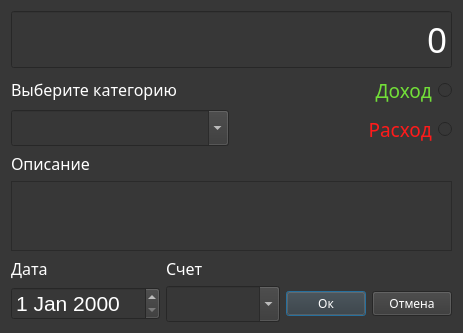
First picture: the form in ui/dialogs/transaction_add.ui, repository Protocs/OkayMoney, before the edit.
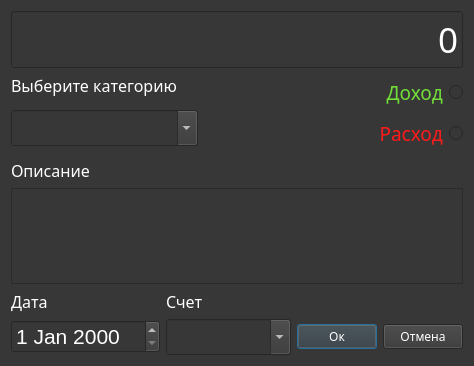
Second picture: the form after the edit. Icons and pictures are not drawn.

Commit message: Добавлена всплывающая подсказка про добавление собственных категорий

Diff of the .ui file:
```diff
--- a/ui/dialogs/transaction_add.ui
+++ b/ui/dialogs/transaction_add.ui
@@ -6,8 +6,8 @@
    <rect>
     <x>0</x>
     <y>0</y>
-    <width>300</width>
-    <height>223</height>
+    <width>474</width>
+    <height>366</height>
    </rect>
   </property>
   <property name="font">
@@ -28,7 +28,7 @@
    <string notr="true">background-color: rgb(55, 55, 55);
 color: rgb(255, 255, 255);</string>
   </property>
-  <layout class="QVBoxLayout" name="verticalLayout">
+  <layout class="QVBoxLayout" name="verticalLayout_2">
    <item>
     <widget class="QLineEdit" name="transaction_sum">
      <property name="font">
@@ -62,7 +62,7 @@
    <item>
     <layout class="QHBoxLayout" name="horizontalLayout_3">
      <item>
-      <layout class="QVBoxLayout" name="verticalLayout_4">
+      <layout class="QVBoxLayout" name="verticalLayout">
        <item>
         <widget class="QLabel" name="label">
          <property name="font">
@@ -80,6 +80,8 @@
         </widget>
        </item>
        <item>
+        <layout class="QHBoxLayout" name="horizontalLayout_2">
+         <item>
         <widget class="QComboBox" name="categories_box">
          <property name="styleSheet">
           <string notr="true">color: rgb(255, 255, 255);</string>
@@ -89,6 +91,36 @@
          </property>
         </widget>
        </item>
+         <item>
+          <widget class="QLabel" name="label_5">
+           <property name="minimumSize">
+            <size>
+             <width>0</width>
+             <height>50</height>
+            </size>
+           </property>
+           <property name="maximumSize">
+            <size>
+             <width>30</width>
+             <height>16777215</height>
+            </size>
+           </property>
+           <property name="cursor">
+            <cursorShape>WhatsThisCursor</cursorShape>
+           </property>
+           <property name="toolTip">
+            <string>Свою категорию вы можете добавить в настройках</string>
+           </property>
+           <property name="text">
+            <string/>
+           </property>
+           <property name="pixmap">
+            <pixmap>../../tip_icon.png</pixmap>
+           </property>
+          </widget>
+         </item>
+        </layout>
+       </item>
       </layout>
      </item>
      <item>
@@ -157,8 +189,8 @@
         <string>&lt;!DOCTYPE HTML PUBLIC &quot;-//W3C//DTD HTML 4.0//EN&quot; &quot;http://www.w3.org/TR/REC-html40/strict.dtd&quot;&gt;
 &lt;html&gt;&lt;head&gt;&lt;meta name=&quot;qrichtext&quot; content=&quot;1&quot; /&gt;&lt;style type=&quot;text/css&quot;&gt;
 p, li { white-space: pre-wrap; }
-&lt;/style&gt;&lt;/head&gt;&lt;body style=&quot; font-family:'MS Shell Dlg 2'; font-size:8pt; font-weight:400; font-style:normal;&quot;&gt;
-&lt;p style=&quot;-qt-paragraph-type:empty; margin-top:0px; margin-bottom:0px; margin-left:0px; margin-right:0px; -qt-block-indent:0; text-indent:0px;&quot;&gt;&lt;br /&gt;&lt;/p&gt;&lt;/body&gt;&lt;/html&gt;</string>
+&lt;/style&gt;&lt;/head&gt;&lt;body style=&quot; font-family:'MS Shell Dlg 2'; font-size:7.8pt; font-weight:400; font-style:normal;&quot;&gt;
+&lt;p style=&quot;-qt-paragraph-type:empty; margin-top:0px; margin-bottom:0px; margin-left:0px; margin-right:0px; -qt-block-indent:0; text-indent:0px; font-size:8pt;&quot;&gt;&lt;br /&gt;&lt;/p&gt;&lt;/body&gt;&lt;/html&gt;</string>
        </property>
       </widget>
      </item>
```
Left out of the diff: 13 changed lines with no effect on the pictures. Lines whose indentation alone changed are shown as unchanged.
